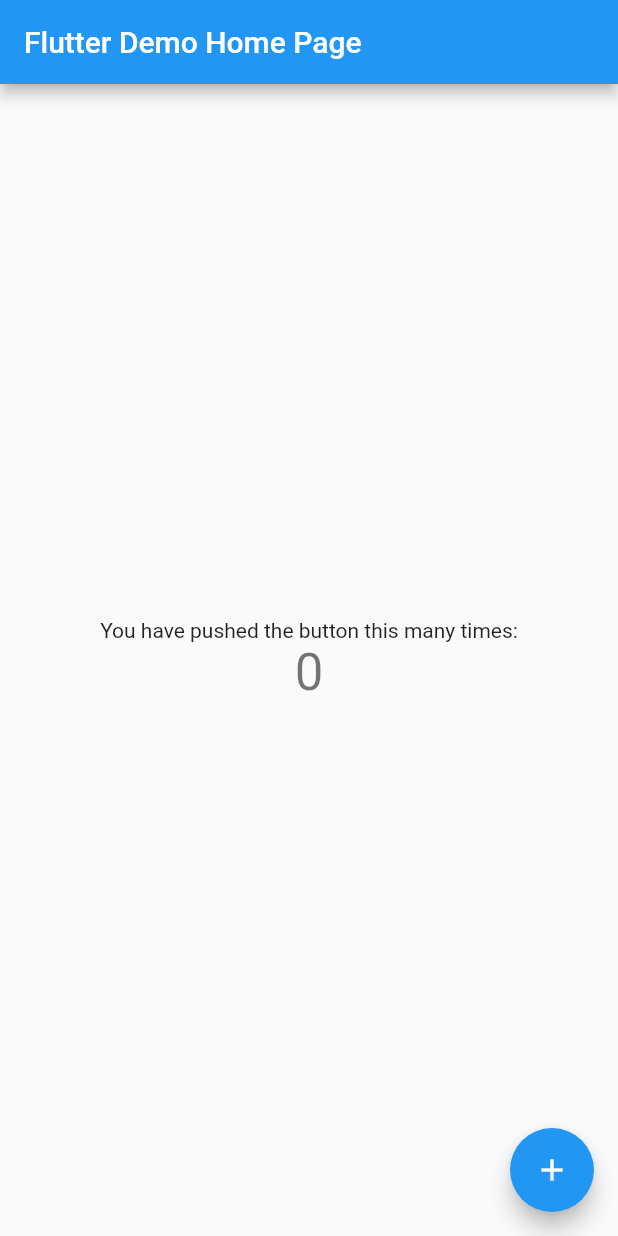
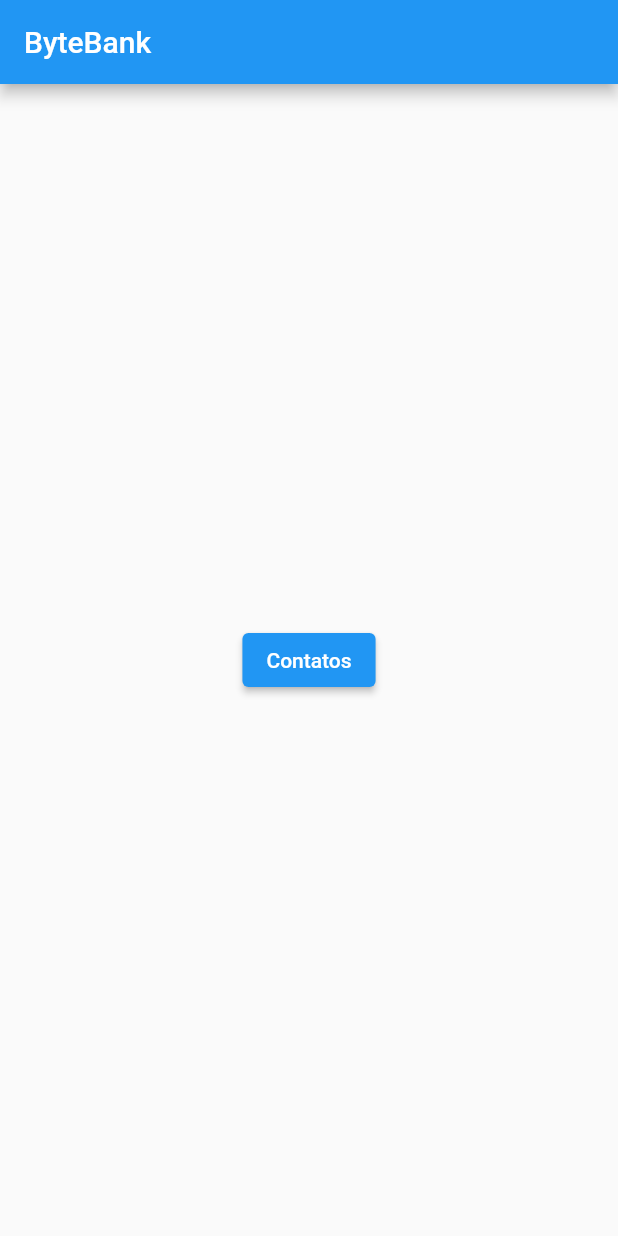
Before and after one commit to Ryann2002/byteBank, a Flutter app: the screen it shows after launch, on a phone screen of 412 x 824 dp. Run offline on Flutter 3.47's test engine with Material 2 defaults, Android fonts, the phone set to English and light mode, and no system bars.

Commit message:
[2/5]Persistência com flutter

```diff
--- /dev/null
+++ b/bytebank/lib/Pages/dashboard.dart
@@ -0,0 +1,35 @@
+import 'package:bytebank/Pages/contacts.dart';
+import 'package:flutter/material.dart';
+
+class HomePage extends StatefulWidget {
+  HomePage({Key? key, required this.title}) : super(key: key);
+  final String title;
+  @override
+  _HomePageState createState() => _HomePageState();
+}
+
+class _HomePageState extends State<HomePage> {
+  @override
+  Widget build(BuildContext context) {
+    return Scaffold(
+      floatingActionButtonLocation: FloatingActionButtonLocation.centerFloat,
+      appBar: AppBar(
+        title: Text(widget.title),
+      ),
+      body: Center(
+        child: Column(
+          mainAxisAlignment: MainAxisAlignment.center,
+          children: <Widget>[
+            ElevatedButton(
+              onPressed: () {
+                Navigator.of(context).push(
+                    MaterialPageRoute(builder: (context) => ContactsScreen()));
+              },
+              child: const Text("Contatos"),
+            ),
+          ],
+        ),
+      ),
+    );
+  }
+}
--- a/bytebank/lib/main.dart
+++ b/bytebank/lib/main.dart
@@ -1,64 +1,17 @@
 import 'package:flutter/material.dart';
+import 'Pages/dashboard.dart';
 
 void main() {
   runApp(ByteBankApp());
 }
 
 class ByteBankApp extends StatelessWidget {
-  // This widget is the root of your application.
   @override
   Widget build(BuildContext context) {
     return MaterialApp(
-      title: 'Flutter Demo',
-      theme: ThemeData(
-        primarySwatch: Colors.blue,
-      ),
-      home: MyHomePage(title: 'Flutter Demo Home Page'),
+      debugShowCheckedModeBanner: false,
+      title: 'ByteBank app',
+      home: HomePage(title: 'ByteBank'),
     );
   }
 }
-
-class MyHomePage extends StatefulWidget {
-  MyHomePage({Key? key, required this.title}) : super(key: key);
-  final String title;
-  @override
-  _MyHomePageState createState() => _MyHomePageState();
-}
-
-class _MyHomePageState extends State<MyHomePage> {
-  int _counter = 0;
-
-  void _incrementCounter() {
-    setState(() {
-      _counter++;
-    });
-  }
-
-  @override
-  Widget build(BuildContext context) {
-    return Scaffold(
-      appBar: AppBar(
-        title: Text(widget.title),
-      ),
-      body: Center(
-        child: Column(
-          mainAxisAlignment: MainAxisAlignment.center,
-          children: <Widget>[
-            Text(
-              'You have pushed the button this many times:',
-            ),
-            Text(
-              '$_counter',
-              style: Theme.of(context).textTheme.headline4,
-            ),
-          ],
-        ),
-      ),
-      floatingActionButton: FloatingActionButton(
-        onPressed: _incrementCounter,
-        tooltip: 'Increment',
-        child: Icon(Icons.add),
-      ),
-    );
-  }
-}
--- /dev/null
+++ b/bytebank/lib/models/Contact.dart
@@ -0,0 +1,6 @@
+class Contact {
+  final String name;
+  final int? accountNumber;
+
+  Contact(this.name, this.accountNumber);
+}
--- a/bytebank/pubspec.yaml
+++ b/bytebank/pubspec.yaml
@@ -45,9 +45,8 @@ flutter:
   uses-material-design: true
 
   # To add assets to your application, add an assets section, like this:
-  # assets:
-  #   - images/a_dot_burr.jpeg
-  #   - images/a_dot_ham.jpeg
+  assets:
+    - images/bytebank_logo.png
 
   # An image asset can refer to one or more resolution-specific "variants", see
   # https://flutter.dev/assets-and-images/#resolution-aware.
```
Also changed, not shown: bytebank/lib/Pages/contacts.dart (added, +44 -0 lines), bytebank/lib/Pages/formulario.dart (added, +57 -0 lines), bytebank/images/bytebank_logo.png (added), 7 other files.
